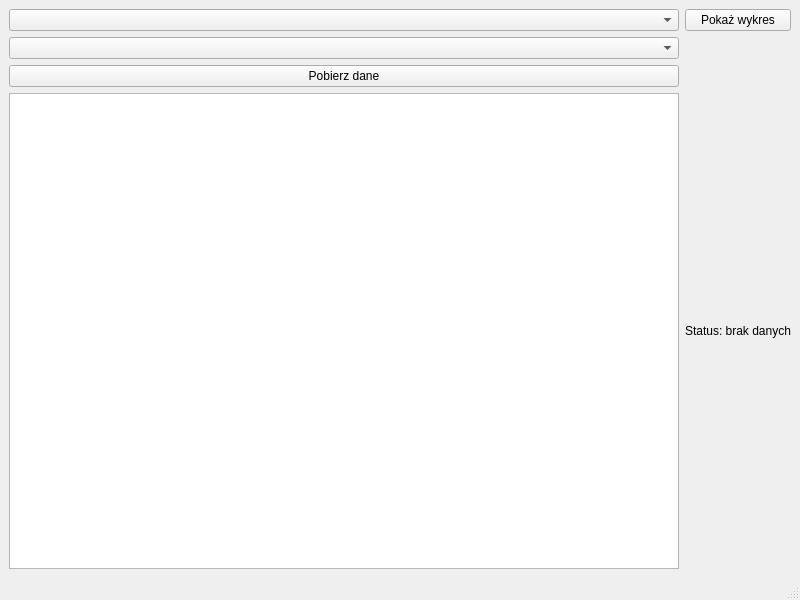
Before: the Qt Designer form mainwindow.ui in advancedDummy/AirQualityMonitor, drawn with Qt 5.
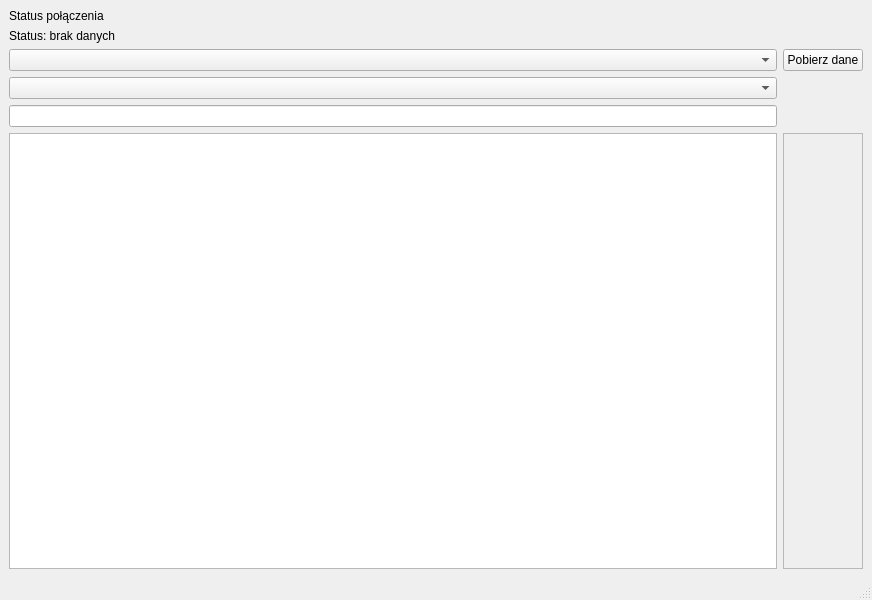
After: the same form once the commit is applied.

Commit message: Offline operation of archived data and data analysis have been introduced.

Diff of the .ui file:
```diff
--- a/mainwindow.ui
+++ b/mainwindow.ui
@@ -6,7 +6,7 @@
    <rect>
     <x>0</x>
     <y>0</y>
-    <width>800</width>
+    <width>872</width>
     <height>600</height>
    </rect>
   </property>
@@ -15,33 +15,46 @@
   </property>
   <widget class="QWidget" name="centralwidget">
    <layout class="QGridLayout" name="gridLayout">
-    <item row="4" column="2">
-     <widget class="QLabel" name="statusLabel">
-      <property name="text">
-       <string>Status: brak danych</string>
-      </property>
-     </widget>
-    </item>
     <item row="3" column="0">
+     <widget class="QComboBox" name="sensorComboBox"/>
+    </item>
+    <item row="2" column="4">
      <widget class="QPushButton" name="fetchDataButton">
       <property name="text">
        <string>Pobierz dane</string>
       </property>
      </widget>
     </item>
-    <item row="1" column="0">
-     <widget class="QComboBox" name="sensorComboBox"/>
-    </item>
-    <item row="4" column="0">
+    <item row="5" column="0">
      <widget class="QTextEdit" name="analysisTextEdit"/>
     </item>
     <item row="0" column="0">
+     <widget class="QLabel" name="connectionStatusLabel">
+      <property name="text">
+       <string>Status połączenia</string>
+      </property>
+     </widget>
+    </item>
+    <item row="4" column="0">
+     <widget class="QLineEdit" name="dataAnalysisLineEdit"/>
+    </item>
+    <item row="2" column="0">
      <widget class="QComboBox" name="stationComboBox"/>
     </item>
-    <item row="0" column="2">
-     <widget class="QPushButton" name="showChartButton">
+    <item row="5" column="4">
+     <widget class="QFrame" name="frame">
+      <property name="frameShape">
+       <enum>QFrame::Shape::StyledPanel</enum>
+      </property>
+      <property name="frameShadow">
+       <enum>QFrame::Shadow::Raised</enum>
+      </property>
+     </widget>
+    </item>
+    <item row="1" column="0">
+     <widget class="QLabel" name="statusLabel">
       <property name="text">
-       <string>Pokaż wykres</string>
+       <string>Status: brak danych</string>
       </property>
      </widget>
     </item>
```
Left out of the diff: 2 changed lines with no effect on the pictures. The commit also changes 2 other files.
